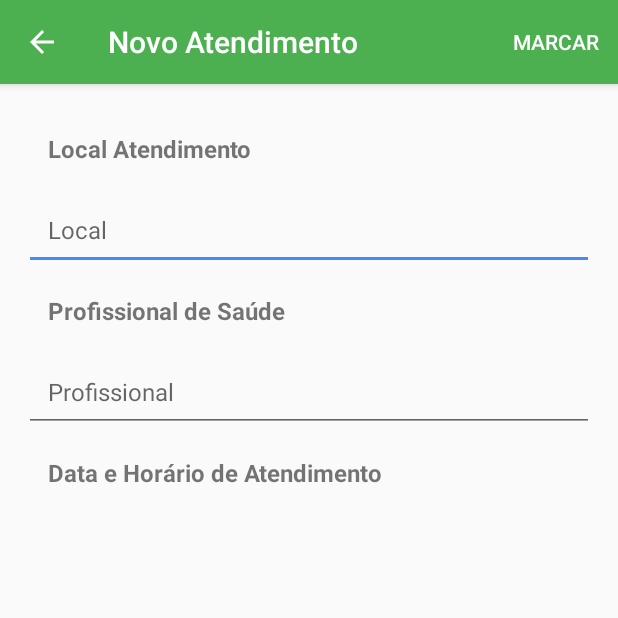
After one commit to Yuri-M-Dias/HealthHelp, an Android app: the NovoAtendimentoActivity screen opened directly, with no data from a screen before it, on a phone screen of 412 x 824 dp, the top half of it. The commit adds this screen. Run offline under Robolectric (Android 15) with nearby library versions, the phone set to English and light mode, and no system bars.

Commit message:
Implementa activity_novo_atendimento (view) e NovoAtendimentoActivity (java).

```diff
--- a/app/src/main/AndroidManifest.xml
+++ b/app/src/main/AndroidManifest.xml
@@ -13,7 +13,6 @@
         android:label="@string/app_name"
         android:supportsRtl="true"
         android:theme="@style/HealthHelpTheme">
-
         <activity android:name="br.ufg.inf.pes.healthhelp.view.HomeActivity" />
         <activity android:name="br.ufg.inf.pes.healthhelp.view.LocalAtendimentoActivity" />
         <activity android:name="br.ufg.inf.pes.healthhelp.view.FormularioLocalAtendimentoActivity" />
@@ -28,6 +27,7 @@
                 <category android:name="android.intent.category.LAUNCHER" />
             </intent-filter>
         </activity>
+        <activity android:name="br.ufg.inf.pes.healthhelp.view.NovoAtendimentoActivity"></activity>
     </application>
 
 </manifest>
--- /dev/null
+++ b/app/src/main/java/br/ufg/inf/pes/healthhelp/view/NovoAtendimentoActivity.java
@@ -0,0 +1,94 @@
+package br.ufg.inf.pes.healthhelp.view;
+
+import android.support.v7.app.AppCompatActivity;
+import android.os.Bundle;
+import android.support.v7.widget.Toolbar;
+import android.view.Menu;
+import android.view.MenuItem;
+import android.widget.ArrayAdapter;
+import android.widget.AutoCompleteTextView;
+import android.widget.TextView;
+
+import br.ufg.pes.healthhelp.R;
+
+public class NovoAtendimentoActivity extends AppCompatActivity {
+
+    private AutoCompleteTextView instituicao;
+    private AutoCompleteTextView profissional;
+    private TextView dataHorario;
+
+    @Override
+    protected void onCreate(Bundle savedInstanceState) {
+        super.onCreate(savedInstanceState);
+        setContentView(R.layout.activity_novo_atendimento);
+        initToolbar();
+
+        instituicao = (AutoCompleteTextView) findViewById(R.id.autoCompleteLocalAtendimento);
+        profissional = (AutoCompleteTextView) findViewById(R.id.autoCompleteProfissionalSaude);
+        dataHorario = (TextView) findViewById(R.id.textView_dados_data_horario_atendimento);
+
+        //essas variáveis serão instanciadas chamando o método: getDados.
+        String[] instituicoes = new String[] {"Hospital das Clínicas", "Hospinal Santa Genoveva",
+            "Hospital HGG", "Hospital do Cancer", "Novo Hospital"};
+        String[] profissionais = new String[] {"João não sei das quantas", "José Maria",
+            "Açogueiro do pará", "Médico bom", "Enfermeiro"};
+
+        instituicao.setAdapter(adapter(instituicoes));
+        profissional.setAdapter(adapter(profissionais));
+        dataHorario.setText(getHorarioAtendimento());
+    }
+
+    public ArrayAdapter<String> adapter(String[] listaDados){
+        ArrayAdapter<String> adaptador = new ArrayAdapter<String>(this,
+            android.R.layout.simple_dropdown_item_1line, listaDados);
+        return adaptador;
+    }
+
+    public String[] getDados(String dado){
+        //TODO buscar no banco todos os nomes do "dado" solicitado para ser usado pelo adapter do AutoCompleteTextView
+        return null;
+    }
+
+    public String getHorarioAtendimento(){
+        //TODO buscar o horário de atendimento do hospital/profissional selecionado nas AutocompleteTestView
+        return "";
+    }
+
+    public void marcar(){
+        //TODO mandar salvar no banco o novo atendimento, este método é chamado no menu "Marcar"
+    }
+
+    public void initToolbar(){
+        Toolbar toolbar = (Toolbar) findViewById(R.id.toolbar_novo_atendimento);
+        setSupportActionBar(toolbar);
+        getSupportActionBar().setDisplayHomeAsUpEnabled(true);
+    }
+
+    @Override
+    public boolean onCreateOptionsMenu(Menu menu) {
+        getMenuInflater().inflate(R.menu.menu_opcao_unica_simple, menu);
+
+        MenuItem marcarMenuItem = menu.findItem(R.id.acao_unica);
+        marcarMenuItem.setTitle(R.string.acao_marcar);
+        marcarMenuItem.setOnMenuItemClickListener(new MenuItem.OnMenuItemClickListener() {
+            @Override
+            public boolean onMenuItemClick(MenuItem menuItem) {
+                marcar();
+                return true;
+            }
+        });
+        return true;
+    }
+
+    @Override
+    public boolean onOptionsItemSelected(MenuItem item) {
+        switch (item.getItemId()) {
+            case android.R.id.home:
+                onBackPressed();
+                return true;
+            default:
+                return super.onOptionsItemSelected(item);
+        }
+    }
+
+}
--- /dev/null
+++ b/app/src/main/res/layout/activity_novo_atendimento.xml
@@ -0,0 +1,96 @@
+<?xml version="1.0" encoding="utf-8"?>
+<LinearLayout xmlns:android="http://schemas.android.com/apk/res/android"
+    xmlns:tools="http://schemas.android.com/tools"
+    xmlns:app="http://schemas.android.com/apk/res-auto"
+    android:id="@+id/activity_novo_atendimento"
+    android:layout_width="match_parent"
+    android:layout_height="match_parent"
+    android:gravity="center_horizontal"
+    android:orientation="vertical"
+    tools:context="br.ufg.inf.pes.healthhelp.view.NovoAtendimentoActivity">
+
+    <android.support.design.widget.AppBarLayout
+        android:layout_width="match_parent"
+        android:layout_height="wrap_content"
+        android:theme="@style/AppTheme.AppBarOverlay">
+
+        <android.support.v7.widget.Toolbar
+            android:id="@+id/toolbar_novo_atendimento"
+            android:layout_width="match_parent"
+            android:layout_height="?attr/actionBarSize"
+            android:background="?attr/colorPrimary"
+            android:elevation="4dp"
+            app:navigationIcon="@drawable/ic_arrow_back_black_24dp"
+            app:popupTheme="@style/AppTheme.PopupOverlay"
+            app:subtitleTextColor="@android:color/background_light"
+            app:title="@string/activity_novo_atenidmento"></android.support.v7.widget.Toolbar>
+
+    </android.support.design.widget.AppBarLayout>
+
+    <ScrollView
+        android:layout_width="match_parent"
+        android:layout_height="match_parent">
+
+        <LinearLayout
+            android:layout_width="match_parent"
+            android:layout_height="wrap_content"
+            android:orientation="vertical"
+            android:padding="@dimen/activity_vertical_margin">
+
+            <TextView
+                android:id="@+id/textView_nome_local"
+                android:layout_width="match_parent"
+                android:layout_height="wrap_content"
+                android:text="@string/local_atendimento"
+                android:textStyle="bold"
+                android:padding="16dp"
+                android:textSize="16dp"/>
+
+            <AutoCompleteTextView
+                android:hint="Local"
+                android:layout_width="match_parent"
+                android:layout_height="wrap_content"
+                android:padding="16dp"
+                android:textSize="16dp"
+                android:id="@+id/autoCompleteLocalAtendimento" />
+
+            <TextView
+                android:id="@+id/textView_profissional_saude"
+                android:layout_width="match_parent"
+                android:layout_height="wrap_content"
+                android:text="@string/profissional_saude"
+                android:textStyle="bold"
+                android:padding="16dp"
+                android:textSize="16dp"/>
+
+            <AutoCompleteTextView
+                android:hint="Profissional"
+                android:layout_width="match_parent"
+                android:layout_height="wrap_content"
+                android:padding="16dp"
+                android:textSize="16dp"
+                android:id="@+id/autoCompleteProfissionalSaude" />
+
+            <TextView
+                android:id="@+id/textView_data_horario_atendimento"
+                android:layout_width="match_parent"
+                android:layout_height="wrap_content"
+                android:text="@string/data_horario_atendimento"
+                android:textStyle="bold"
+                android:padding="16dp"
+                android:textSize="16dp"/>
+
+            <TextView
+                android:id="@+id/textView_dados_data_horario_atendimento"
+                android:layout_width="match_parent"
+                android:layout_height="wrap_content"
+                android:hint=""
+                android:textStyle="bold"
+                android:padding="16dp"
+                android:textSize="16dp"/>
+
+        </LinearLayout>
+
+    </ScrollView>
+
+</LinearLayout>
--- a/app/src/main/res/values/strings.xml
+++ b/app/src/main/res/values/strings.xml
@@ -6,6 +6,7 @@
     <string name="hospital">Local de Atendimento</string>
     <string name="acao_indefinida">Indefinido</string>
     <string name="acao_salvar">Salvar</string>
+    <string name="acao_marcar">Marcar</string>
     <string name="salvar">SALVAR</string>
     <string name="acao_editar">Editar</string>
     <string name="endereco">Endereço</string>
@@ -23,6 +24,10 @@
 
     <!-- Strings relacionadas a formulários em geral -->
     <string name="erro_campo_obrigatorio">Este campo é obrigatório</string>
+    <string name="activity_novo_atenidmento">Novo Atendimento</string>
+    <string name="local_atendimento">Local Atendimento</string>
+    <string name="profissional_saude">Profissional de Saúde</string>
+    <string name="data_horario_atendimento">Data e Horário de Atendimento</string>
 
     <!-- Strings para cards -->
     <string name="visitas_medicas">Visitas Medicas</string>
```
